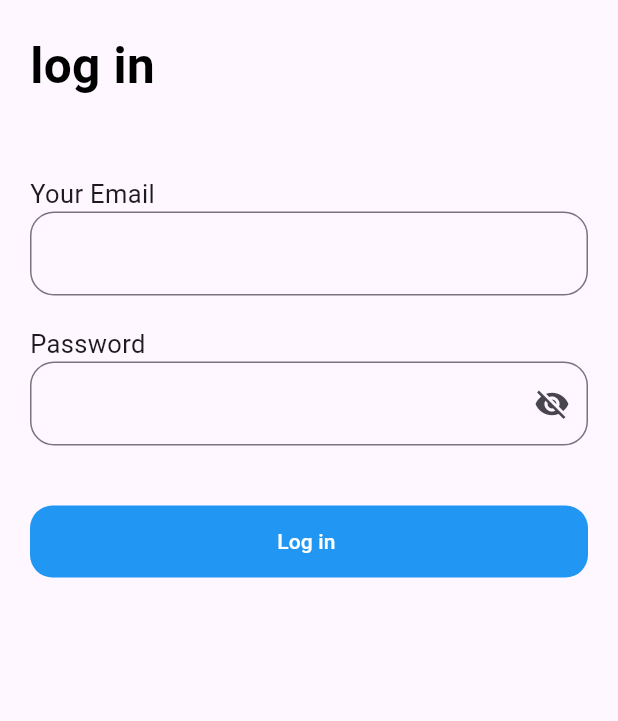
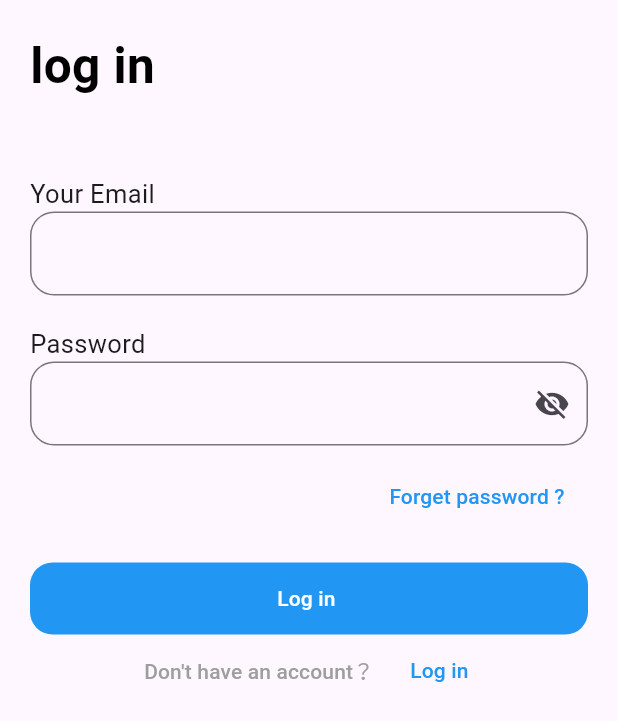
Before and after one commit to Ghada-Mohamed-Khalaf/App_Design, a Flutter app: the LogIn screen opened directly, on a phone screen of 412 x 824 dp. Shown: the top 721 px of the screen. Run offline on Flutter 3.47's test engine with Material 3 defaults, Android fonts, the phone set to English and light mode, and no system bars; our stand-ins replace introduction_screen.

Commit message:
update in log in page

```diff
--- a/lib/views/login.dart
+++ b/lib/views/login.dart
@@ -62,8 +62,15 @@ class LogIn extends StatelessWidget {
                 ),
               ),
               SizedBox(
-                height: 40,
+                height: 10,
               ),
+              Row(
+                mainAxisAlignment: MainAxisAlignment.end,
+                children: [
+                  TextButton(onPressed: (){}, child: Text("Forget password ? ",style: TextStyle(color: Colors.blue),)),
+                ],
+              ),
+              SizedBox(height: 20,),
               Container(
                   decoration: BoxDecoration(
                       color: Colors.blue,
@@ -76,20 +83,25 @@ class LogIn extends StatelessWidget {
                     child: const Text("Log in ",style: TextStyle(color: Colors.white),),
 
                   )),
-              SingleChildScrollView(
-                scrollDirection: Axis.horizontal,
-                child: Row(children: [ ]
+
+                Row(
+                   mainAxisAlignment: MainAxisAlignment.center,
+            crossAxisAlignment: CrossAxisAlignment.center,
+        children: [
+    TextButton(onPressed: (){}, child:const Text("Don't have an account？",style: TextStyle(color: Colors.grey,)),
+    ),
+
+    TextButton (onPressed: (){},child:  Text("Log in ",style: TextStyle(color: Colors.blue),),
+          ),
+
+],
                 ),
-                //  Text("By creating an account you have to agree with our them & condication.",maxLines: 2,style: TextStyle(color: Colors.grey),)
 
 
 
-
-                ),
+             ],),
 
 
-            ],
-          ),
         ),
       ),
 
--- a/lib/views/sign_up.dart
+++ b/lib/views/sign_up.dart
@@ -57,7 +57,7 @@ class SignUp extends StatelessWidget {
               TextField(
                 obscureText: true,
                 decoration: InputDecoration(
-                  suffixIcon: Icon(Icons.visibility_off),
+                  suffixIcon: const Icon(Icons.visibility_off),
                   border: OutlineInputBorder(
 
                     borderRadius: BorderRadius.circular(16),
@@ -89,7 +89,7 @@ class SignUp extends StatelessWidget {
                     value: status,
                     onChanged: (val) {}
                    ),
-                  Text("By creating an account you have to agree with our them & condication.",maxLines: 2,style: TextStyle(color: Colors.grey),)
+                  const Text("By creating an account you have to agree with our them & condication.",maxLines: 2,style: TextStyle(color: Colors.grey),)
 
 
 
@@ -103,31 +103,26 @@ class SignUp extends StatelessWidget {
                 mainAxisAlignment: MainAxisAlignment.center,
                 crossAxisAlignment: CrossAxisAlignment.center,
                 children: [
-                  TextButton(onPressed: (){}, child:Text("Already have an account？",style: TextStyle(color: Colors.grey,)),
+                  TextButton(onPressed: (){}, child:const Text("Already have an account？",style: TextStyle(color: Colors.grey,)),
                   ),
 
-        ElevatedButton(onPressed: (){  Navigator.of(context).push(MaterialPageRoute(builder: (context){
+                  TextButton (onPressed: (){  Navigator.of(context).push(MaterialPageRoute(builder: (context){
           return const  LogIn();
         }));
           },
 
-    child:Text("Log in",style: TextStyle(color: Colors.blue,fontSize: 20),),
+    child:const Text("Log in",style: TextStyle(color: Colors.blue,fontSize: 20),),
 
 
 
-
-                ,
-              )
-
-
-
-
-
+              ),
 
 
             ],
           ),
+          ],
         ),
+      ),
       ),
     );
   }
```
